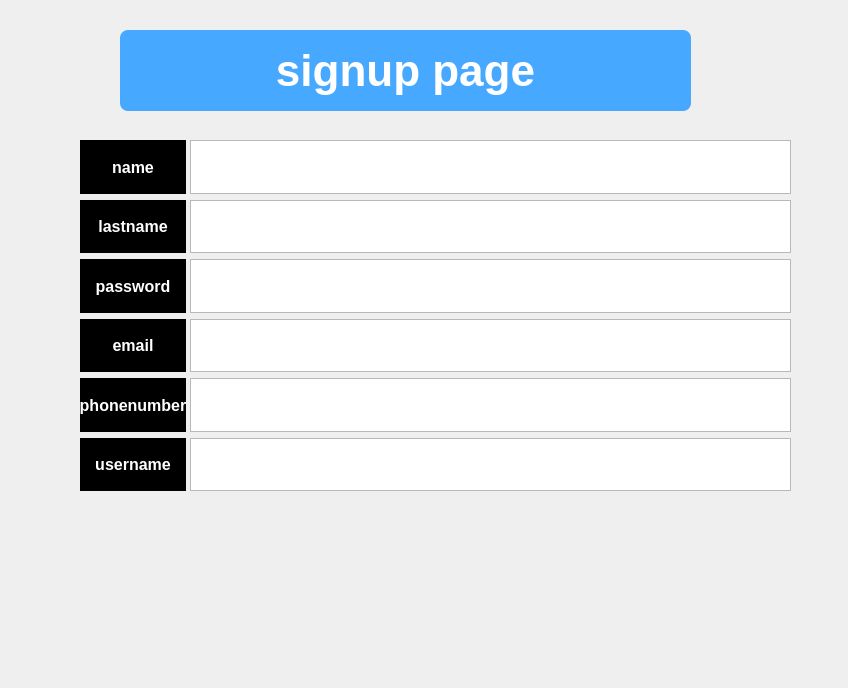
This is PofferClient/pages/pages/signup.ui in mohamadsalimi19/Poffer-Game-AP as Qt 5 draws it before an edit. The edited form follows.
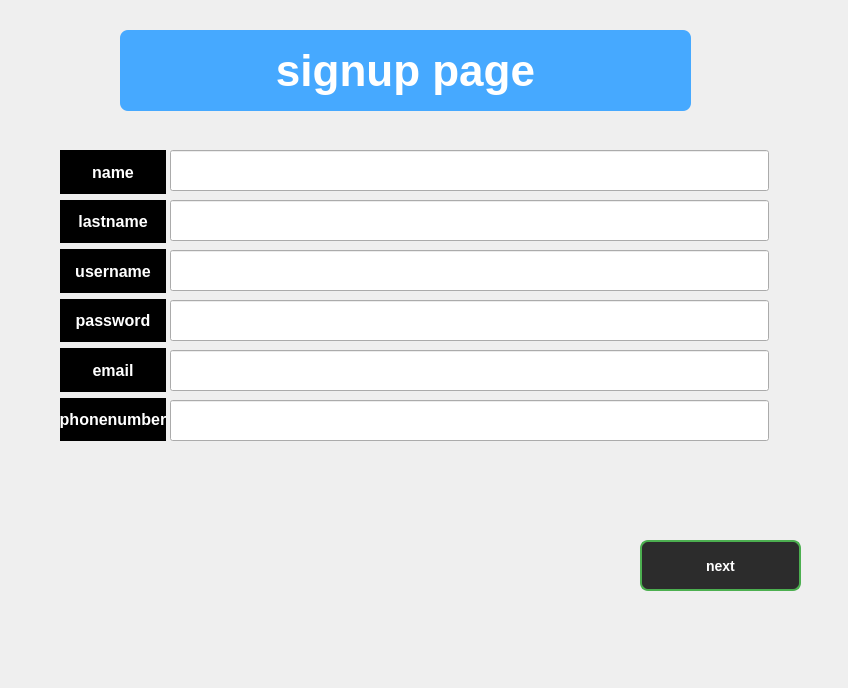
This is the edited form.

The edit to the form file:
```diff
--- a/PofferClient/pages/pages/signup.ui
+++ b/PofferClient/pages/pages/signup.ui
@@ -41,43 +41,13 @@
     <set>Qt::AlignmentFlag::AlignCenter</set>
    </property>
   </widget>
-  <widget class="QWidget" name="verticalLayoutWidget">
-   <property name="geometry">
-    <rect>
-     <x>190</x>
-     <y>140</y>
-     <width>601</width>
-     <height>351</height>
-    </rect>
-   </property>
-   <layout class="QVBoxLayout" name="verticalLayout">
-    <item>
-     <widget class="QTextEdit" name="textEdit"/>
-    </item>
-    <item>
-     <widget class="QTextEdit" name="textEdit_3"/>
-    </item>
-    <item>
-     <widget class="QTextEdit" name="textEdit_5"/>
-    </item>
-    <item>
-     <widget class="QTextEdit" name="textEdit_6"/>
-    </item>
-    <item>
-     <widget class="QTextEdit" name="textEdit_4"/>
-    </item>
-    <item>
-     <widget class="QTextEdit" name="textEdit_2"/>
-    </item>
-   </layout>
-  </widget>
   <widget class="QWidget" name="verticalLayoutWidget_2">
    <property name="geometry">
     <rect>
-     <x>80</x>
-     <y>140</y>
+     <x>60</x>
+     <y>150</y>
      <width>106</width>
-     <height>351</height>
+     <height>291</height>
     </rect>
    </property>
    <layout class="QVBoxLayout" name="verticalLayout_2">
@@ -206,7 +176,69 @@
      </widget>
     </item>
     <item>
-     <widget class="QLabel" name="label_4">
+     <widget class="QLabel" name="label_14">
+      <property name="styleSheet">
+       <string notr="true">/* بک‌گراند کل ویجت اصلی سیاه */
+QWidget {
+    background-color: #000000;  /* سیاه */
+    color: #e0e0e0;             /* رنگ متن روشن */
+    font-family: &quot;Segoe UI&quot;, Tahoma, Geneva, Verdana, sans-serif;
+    font-size: 14px;
+}
+
+/* لیبل‌ها متن سفید و فونت کمی بزرگ‌تر */
+QLabel {
+    color: #ffffff;
+    font-weight: 600;
+    font-size: 16px;
+}
+
+/* دکمه‌ها با رنگ پس‌زمینه خاکستری تیره و متن سفید */
+QPushButton {
+    background-color: #2c2c2c;
+    color: #ffffff;
+    border: 1.5px solid #4caf50; /* حاشیه سبز */
+    border-radius: 8px;
+    padding: 8px 16px;
+    font-weight: bold;
+    transition: background-color 0.3s ease;
+}
+
+QPushButton:hover {
+    background-color: #4caf50;  /* سبز روشن */
+    color: #000000;             /* متن مشکی */
+}
+
+/* ورودی متن */
+QLineEdit {
+    background-color: #1a1a1a;
+    color: #e0e0e0;
+    border: 1px solid #4caf50;
+    border-radius: 6px;
+    padding: 6px 10px;
+}
+
+QLineEdit:hover {
+    border-color: #81c784;  /* سبز روشن‌تر */
+}
+
+/* انتخاب متن در ورودی */
+QLineEdit:selected {
+    background-color: #4caf50;
+    color: #000000;
+}
+</string>
+      </property>
+      <property name="text">
+       <string>username</string>
+      </property>
+      <property name="alignment">
+       <set>Qt::AlignmentFlag::AlignCenter</set>
+      </property>
+     </widget>
+    </item>
+    <item>
+     <widget class="QLabel" name="label_11">
       <property name="styleSheet">
        <string notr="true">/* بک‌گراند کل ویجت اصلی سیاه */
 QWidget {
@@ -391,10 +423,79 @@
       </property>
      </widget>
     </item>
-    <item>
-     <widget class="QLabel" name="label_7">
-      <property name="styleSheet">
-       <string notr="true">/* بک‌گراند کل ویجت اصلی سیاه */
+   </layout>
+  </widget>
+  <widget class="QLineEdit" name="lineEdit">
+   <property name="geometry">
+    <rect>
+     <x>170</x>
+     <y>150</y>
+     <width>599</width>
+     <height>41</height>
+    </rect>
+   </property>
+  </widget>
+  <widget class="QLineEdit" name="lineEdit_2">
+   <property name="geometry">
+    <rect>
+     <x>170</x>
+     <y>200</y>
+     <width>599</width>
+     <height>41</height>
+    </rect>
+   </property>
+  </widget>
+  <widget class="QLineEdit" name="lineEdit_3">
+   <property name="geometry">
+    <rect>
+     <x>170</x>
+     <y>250</y>
+     <width>599</width>
+     <height>41</height>
+    </rect>
+   </property>
+  </widget>
+  <widget class="QLineEdit" name="lineEdit_4">
+   <property name="geometry">
+    <rect>
+     <x>170</x>
+     <y>300</y>
+     <width>599</width>
+     <height>41</height>
+    </rect>
+   </property>
+  </widget>
+  <widget class="QLineEdit" name="lineEdit_5">
+   <property name="geometry">
+    <rect>
+     <x>170</x>
+     <y>350</y>
+     <width>599</width>
+     <height>41</height>
+    </rect>
+   </property>
+  </widget>
+  <widget class="QLineEdit" name="lineEdit_6">
+   <property name="geometry">
+    <rect>
+     <x>170</x>
+     <y>400</y>
+     <width>599</width>
+     <height>41</height>
+    </rect>
+   </property>
+  </widget>
+  <widget class="QPushButton" name="pushButton">
+   <property name="geometry">
+    <rect>
+     <x>640</x>
+     <y>540</y>
+     <width>161</width>
+     <height>51</height>
+    </rect>
+   </property>
+   <property name="styleSheet">
+    <string notr="true">/* بک‌گراند کل ویجت اصلی سیاه */
 QWidget {
     background-color: #000000;  /* سیاه */
     color: #e0e0e0;             /* رنگ متن روشن */
@@ -444,16 +545,10 @@
     color: #000000;
 }
 </string>
-      </property>
-      <property name="text">
-       <string>username</string>
-      </property>
-      <property name="alignment">
-       <set>Qt::AlignmentFlag::AlignCenter</set>
-      </property>
-     </widget>
-    </item>
-   </layout>
+   </property>
+   <property name="text">
+    <string>next</string>
+   </property>
   </widget>
  </widget>
  <resources/>
```
Left out of the diff: 6 changed lines with no effect on the pictures.
